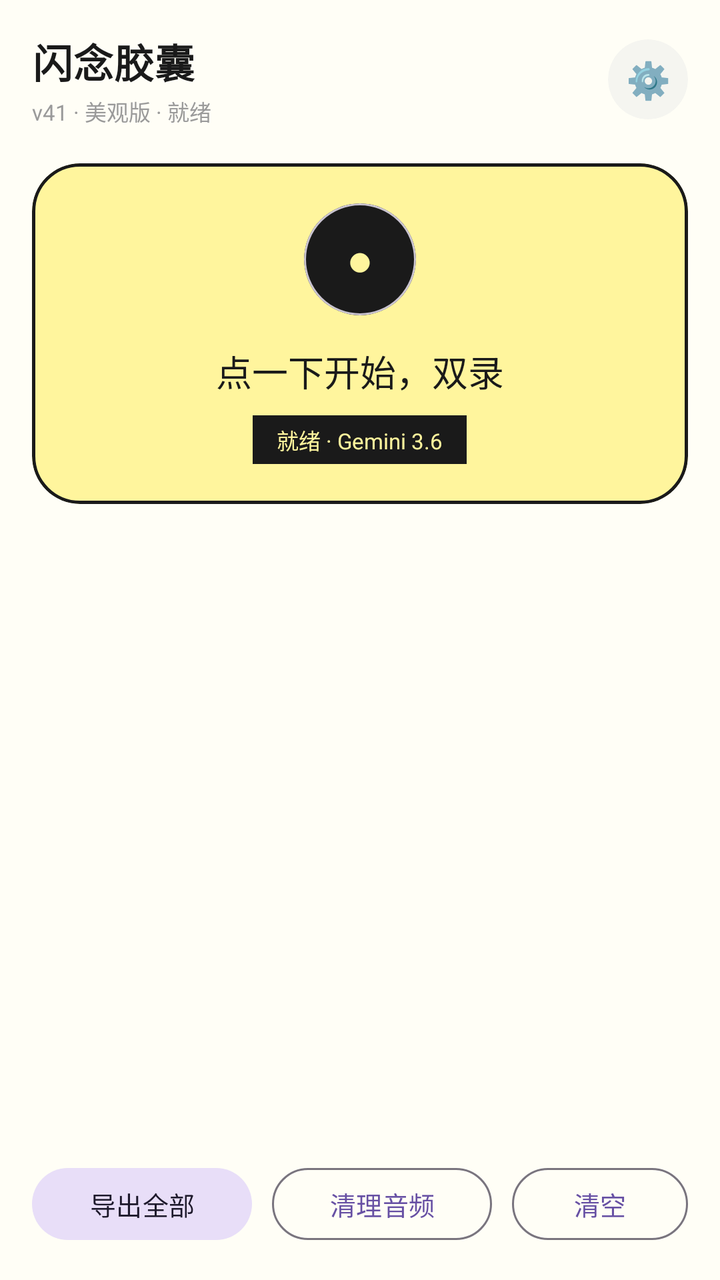
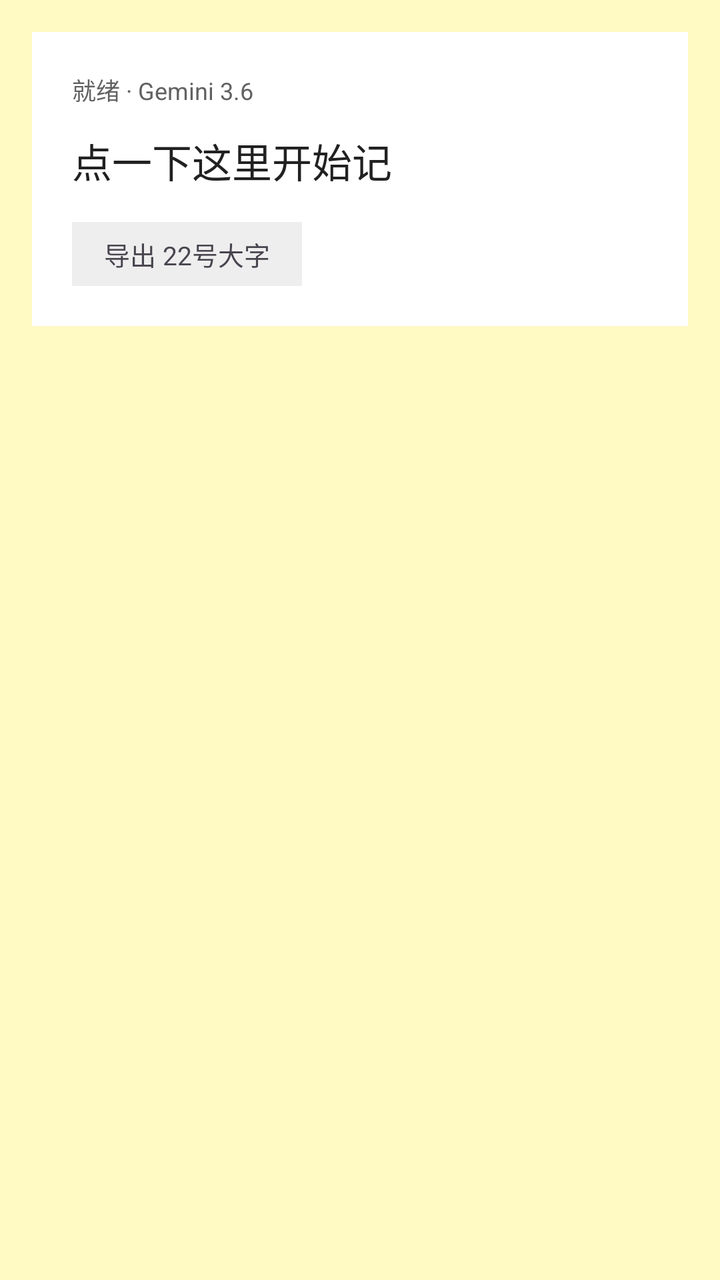

Compare the two renders of this Android layout. The source of the first and the diff that turns it into the second are given below.
<!-- AndroidManifest.xml: application theme Theme.Material3.DayNight.NoActionBar -->
<!-- res/layout/activity_main.xml -->
<LinearLayout xmlns:android="http://schemas.android.com/apk/res/android"
    xmlns:app="http://schemas.android.com/apk/res-auto"
    android:layout_width="match_parent"
    android:layout_height="match_parent"
    android:orientation="vertical"
    android:background="#FFFEF6"
    android:padding="16dp">

    
    <LinearLayout
        android:layout_width="match_parent"
        android:layout_height="wrap_content"
        android:orientation="horizontal"
        android:gravity="center_vertical">

        <LinearLayout
            android:layout_width="0dp"
            android:layout_weight="1"
            android:layout_height="wrap_content"
            android:orientation="vertical">
            <TextView
                android:layout_width="wrap_content"
                android:layout_height="wrap_content"
                android:text="闪念胶囊"
                android:textSize="20sp"
                android:textStyle="bold"
                android:textColor="#1A1A1A"
                android:letterSpacing="0.02" />
            <TextView
                android:id="@+id/topInfo"
                android:layout_width="wrap_content"
                android:layout_height="wrap_content"
                android:layout_marginTop="2dp"
                android:text="v41 · 美观版 · 就绪"
                android:textSize="11sp"
                android:textColor="#9A9A9A" />
        </LinearLayout>

        <com.google.android.material.card.MaterialCardView
            android:layout_width="40dp"
            android:layout_height="40dp"
            app:cardCornerRadius="20dp"
            app:cardBackgroundColor="#F5F5F0"
            app:strokeWidth="0dp">
            <TextView
                android:id="@+id/btnGear"
                android:layout_width="match_parent"
                android:layout_height="match_parent"
                android:text="⚙️"
                android:gravity="center"
                android:textSize="18sp" />
        </com.google.android.material.card.MaterialCardView>
    </LinearLayout>

    
    <com.google.android.material.card.MaterialCardView
        android:id="@+id/recCard"
        android:layout_width="match_parent"
        android:layout_height="wrap_content"
        android:layout_marginTop="18dp"
        app:cardCornerRadius="24dp"
        app:cardElevation="0dp"
        app:strokeWidth="1.5dp"
        app:strokeColor="#1A1A1A"
        app:cardBackgroundColor="#FFF59D">

        <LinearLayout
            android:layout_width="match_parent"
            android:layout_height="wrap_content"
            android:orientation="vertical"
            android:padding="20dp"
            android:gravity="center">

            <com.google.android.material.card.MaterialCardView
                android:layout_width="56dp"
                android:layout_height="56dp"
                app:cardCornerRadius="28dp"
                app:cardBackgroundColor="#1A1A1A"
                app:cardElevation="0dp">
                <TextView
                    android:layout_width="match_parent"
                    android:layout_height="match_parent"
                    android:text="●"
                    android:gravity="center"
                    android:textColor="#FFF59D"
                    android:textSize="22sp" />
            </com.google.android.material.card.MaterialCardView>

            <TextView
                android:id="@+id/liveText"
                android:layout_width="match_parent"
                android:layout_height="wrap_content"
                android:layout_marginTop="14dp"
                android:text="点一下开始，双录"
                android:textSize="18sp"
                android:textColor="#1A1A1A"
                android:gravity="center"
                android:lineSpacingExtra="4dp"
                android:minHeight="28dp" />

            <TextView
                android:id="@+id/status"
                android:layout_width="wrap_content"
                android:layout_height="wrap_content"
                android:layout_marginTop="8dp"
                android:background="#1A1A1A"
                android:paddingHorizontal="12dp"
                android:paddingVertical="4dp"
                android:text="就绪 · Gemini 3.6"
                android:textSize="11sp"
                android:textColor="#FFF59D" />

        </LinearLayout>
    </com.google.android.material.card.MaterialCardView>

    
    <androidx.recyclerview.widget.RecyclerView
        android:id="@+id/list"
        android:layout_width="match_parent"
        android:layout_height="0dp"
        android:layout_weight="1"
        android:layout_marginTop="16dp"
        android:clipToPadding="false"
        android:paddingBottom="8dp" />

    
    <LinearLayout
        android:layout_width="match_parent"
        android:layout_height="wrap_content"
        android:orientation="horizontal"
        android:layout_marginTop="12dp"
        android:gravity="center">

        <com.google.android.material.button.MaterialButton
            android:id="@+id/btnExportAll"
            style="@style/Widget.Material3.Button.TonalButton"
            android:layout_width="0dp"
            android:layout_weight="1"
            android:layout_height="44dp"
            android:text="导出全部"
            android:textSize="13sp"
            app:cornerRadius="22dp" />

        <com.google.android.material.button.MaterialButton
            android:id="@+id/btnDelAllAud"
            style="@style/Widget.Material3.Button.OutlinedButton"
            android:layout_width="0dp"
            android:layout_weight="1"
            android:layout_height="44dp"
            android:layout_marginStart="10dp"
            android:text="清理音频"
            android:textSize="13sp"
            app:cornerRadius="22dp" />

        <com.google.android.material.button.MaterialButton
            android:id="@+id/btnClear"
            style="@style/Widget.Material3.Button.OutlinedButton"
            android:layout_width="wrap_content"
            android:layout_height="44dp"
            android:layout_marginStart="10dp"
            android:text="清空"
            android:textSize="13sp"
            app:cornerRadius="22dp" />
    </LinearLayout>
</LinearLayout>
<!-- resources referenced by this layout -->
<resources>

</resources>

<!-- the commit's change to res/layout/activity_main.xml (unified diff, before → after) -->
@@ -1,165 +1,55 @@
+<?xml version="1.0" encoding="utf-8"?>
 <LinearLayout xmlns:android="http://schemas.android.com/apk/res/android"
-    xmlns:app="http://schemas.android.com/apk/res-auto"
     android:layout_width="match_parent"
     android:layout_height="match_parent"
     android:orientation="vertical"
-    android:background="#FFFEF6"
+    android:background="#FFF9C4"
     android:padding="16dp">
 
     
     <LinearLayout
         android:layout_width="match_parent"
         android:layout_height="wrap_content"
-        android:orientation="horizontal"
-        android:gravity="center_vertical">
+        android:background="#FFFFFF"
+        android:orientation="vertical"
+        android:padding="20dp">
 
-        <LinearLayout
-            android:layout_width="0dp"
-            android:layout_weight="1"
+        <TextView
+            android:layout_width="wrap_content"
             android:layout_height="wrap_content"
-            android:orientation="vertical">
-            <TextView
-                android:layout_width="wrap_content"
-                android:layout_height="wrap_content"
-                android:text="闪念胶囊"
-                android:textSize="20sp"
-                android:textStyle="bold"
-                android:textColor="#1A1A1A"
-                android:letterSpacing="0.02" />
-            <TextView
-                android:id="@+id/topInfo"
-                android:layout_width="wrap_content"
-                android:layout_height="wrap_content"
-                android:layout_marginTop="2dp"
-                android:text="v41 · 美观版 · 就绪"
-                android:textSize="11sp"
-                android:textColor="#9A9A9A" />
-        </LinearLayout>
+            android:text="就绪 · Gemini 3.6"
+            android:textSize="12sp"
+            android:textColor="#616161" />
 
-        <com.google.android.material.card.MaterialCardView
-            android:layout_width="40dp"
-            android:layout_height="40dp"
-            app:cardCornerRadius="20dp"
-            app:cardBackgroundColor="#F5F5F0"
-            app:strokeWidth="0dp">
-            <TextView
-                android:id="@+id/btnGear"
-                android:layout_width="match_parent"
-                android:layout_height="match_parent"
-                android:text="⚙️"
-                android:gravity="center"
-                android:textSize="18sp" />
-        </com.google.android.material.card.MaterialCardView>
+        <TextView
+            android:id="@+id/tvMainHint"
+            android:layout_width="match_parent"
+            android:layout_height="wrap_content"
+            android:layout_marginTop="12dp"
+            android:text="点一下这里开始记"
+            android:textSize="20sp"
+            android:textColor="#212121"
+            android:lineSpacingExtra="4dp" />
+
+        <TextView
+            android:id="@+id/btnDownload"
+            android:layout_width="wrap_content"
+            android:layout_height="32dp"
+            android:layout_marginTop="16dp"
+            android:background="#EEEEEE"
+            android:gravity="center"
+            android:paddingLeft="16dp"
+            android:paddingRight="16dp"
+            android:text="导出 22号大字"
+            android:textSize="13sp" />
+
     </LinearLayout>
 
     
-    <com.google.android.material.card.MaterialCardView
-        android:id="@+id/recCard"
+    <androidx.recyclerview.widget.RecyclerView
+        android:id="@+id/rvCapsules"
         android:layout_width="match_parent"
-        android:layout_height="wrap_content"
-        android:layout_marginTop="18dp"
-        app:cardCornerRadius="24dp"
-        app:cardElevation="0dp"
-        app:strokeWidth="1.5dp"
-        app:strokeColor="#1A1A1A"
-        app:cardBackgroundColor="#FFF59D">
+        android:layout_height="match_parent"
+        android:layout_marginTop="12dp" />
 
-        <LinearLayout
-            android:layout_width="match_parent"
-            android:layout_height="wrap_content"
-            android:orientation="vertical"
-            android:padding="20dp"
-            android:gravity="center">
-
-            <com.google.android.material.card.MaterialCardView
-                android:layout_width="56dp"
-                android:layout_height="56dp"
-                app:cardCornerRadius="28dp"
-                app:cardBackgroundColor="#1A1A1A"
-                app:cardElevation="0dp">
-                <TextView
-                    android:layout_width="match_parent"
-                    android:layout_height="match_parent"
-                    android:text="●"
-                    android:gravity="center"
-                    android:textColor="#FFF59D"
-                    android:textSize="22sp" />
-            </com.google.android.material.card.MaterialCardView>
-
-            <TextView
-                android:id="@+id/liveText"
-                android:layout_width="match_parent"
-                android:layout_height="wrap_content"
-                android:layout_marginTop="14dp"
-                android:text="点一下开始，双录"
-                android:textSize="18sp"
-                android:textColor="#1A1A1A"
-                android:gravity="center"
-                android:lineSpacingExtra="4dp"
-                android:minHeight="28dp" />
-
-            <TextView
-                android:id="@+id/status"
-                android:layout_width="wrap_content"
-                android:layout_height="wrap_content"
-                android:layout_marginTop="8dp"
-                android:background="#1A1A1A"
-                android:paddingHorizontal="12dp"
-                android:paddingVertical="4dp"
-                android:text="就绪 · Gemini 3.6"
-                android:textSize="11sp"
-                android:textColor="#FFF59D" />
-
-        </LinearLayout>
-    </com.google.android.material.card.MaterialCardView>
-
-    
-    <androidx.recyclerview.widget.RecyclerView
-        android:id="@+id/list"
-        android:layout_width="match_parent"
-        android:layout_height="0dp"
-        android:layout_weight="1"
-        android:layout_marginTop="16dp"
-        android:clipToPadding="false"
-        android:paddingBottom="8dp" />
-
-    
-    <LinearLayout
-        android:layout_width="match_parent"
-        android:layout_height="wrap_content"
-        android:orientation="horizontal"
-        android:layout_marginTop="12dp"
-        android:gravity="center">
-
-        <com.google.android.material.button.MaterialButton
-            android:id="@+id/btnExportAll"
-            style="@style/Widget.Material3.Button.TonalButton"
-            android:layout_width="0dp"
-            android:layout_weight="1"
-            android:layout_height="44dp"
-            android:text="导出全部"
-            android:textSize="13sp"
-            app:cornerRadius="22dp" />
-
-        <com.google.android.material.button.MaterialButton
-            android:id="@+id/btnDelAllAud"
-            style="@style/Widget.Material3.Button.OutlinedButton"
-            android:layout_width="0dp"
-            android:layout_weight="1"
-            android:layout_height="44dp"
-            android:layout_marginStart="10dp"
-            android:text="清理音频"
-            android:textSize="13sp"
-            app:cornerRadius="22dp" />
-
-        <com.google.android.material.button.MaterialButton
-            android:id="@+id/btnClear"
-            style="@style/Widget.Material3.Button.OutlinedButton"
-            android:layout_width="wrap_content"
-            android:layout_height="44dp"
-            android:layout_marginStart="10dp"
-            android:text="清空"
-            android:textSize="13sp"
-            app:cornerRadius="22dp" />
-    </LinearLayout>
 </LinearLayout>
